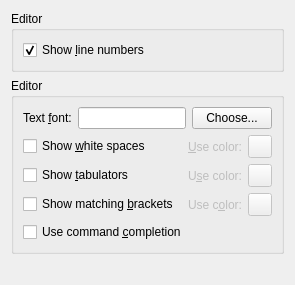
First picture: the form in app/configeditorwidget.ui, repository fhackenberger/ktikz, before the edit.
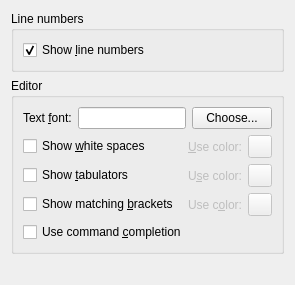
Second picture: the form after the edit. Custom widgets are drawn as their Qt base class.

What changed in the file:
```diff
--- a/app/configeditorwidget.ui
+++ b/app/configeditorwidget.ui
@@ -9,7 +9,7 @@
    <item>
     <widget class="QGroupBox" name="lineNumberGroupBox">
      <property name="title">
-      <string>Editor</string>
+      <string>Line numbers</string>
      </property>
      <layout class="QVBoxLayout" name="lineNumberVerticalLayout">
       <item>
```
